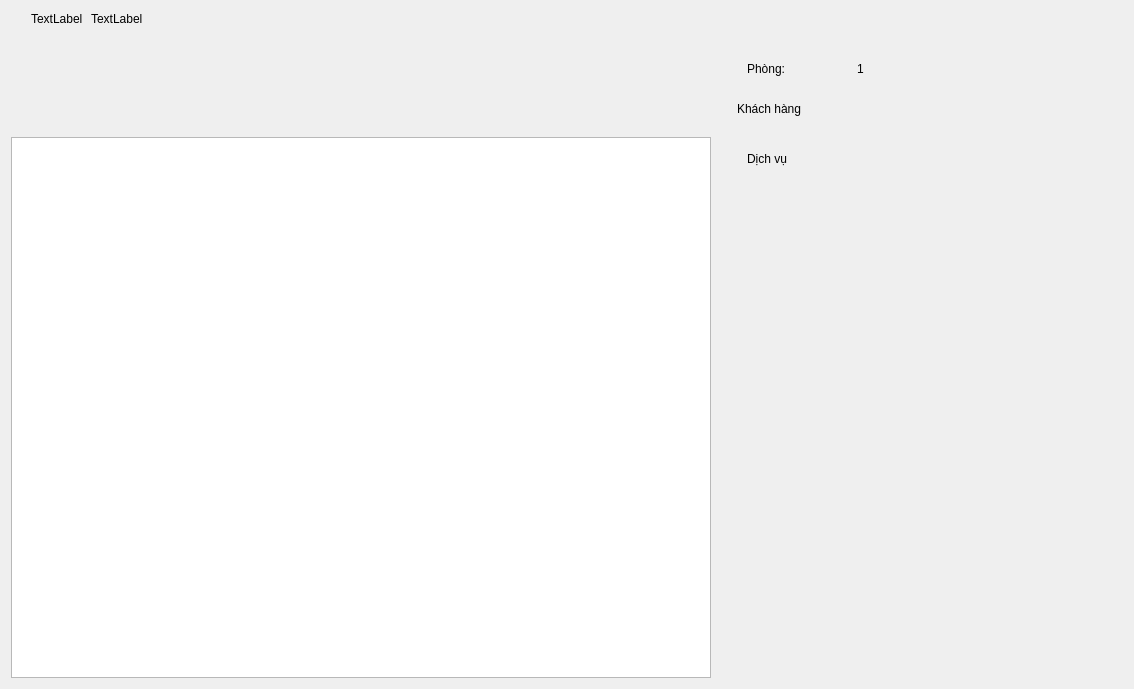
Before: the Qt Designer form view/DatPhong/dat_phong_ui.ui in loimaxto/DoAnPython, drawn with Qt 5.
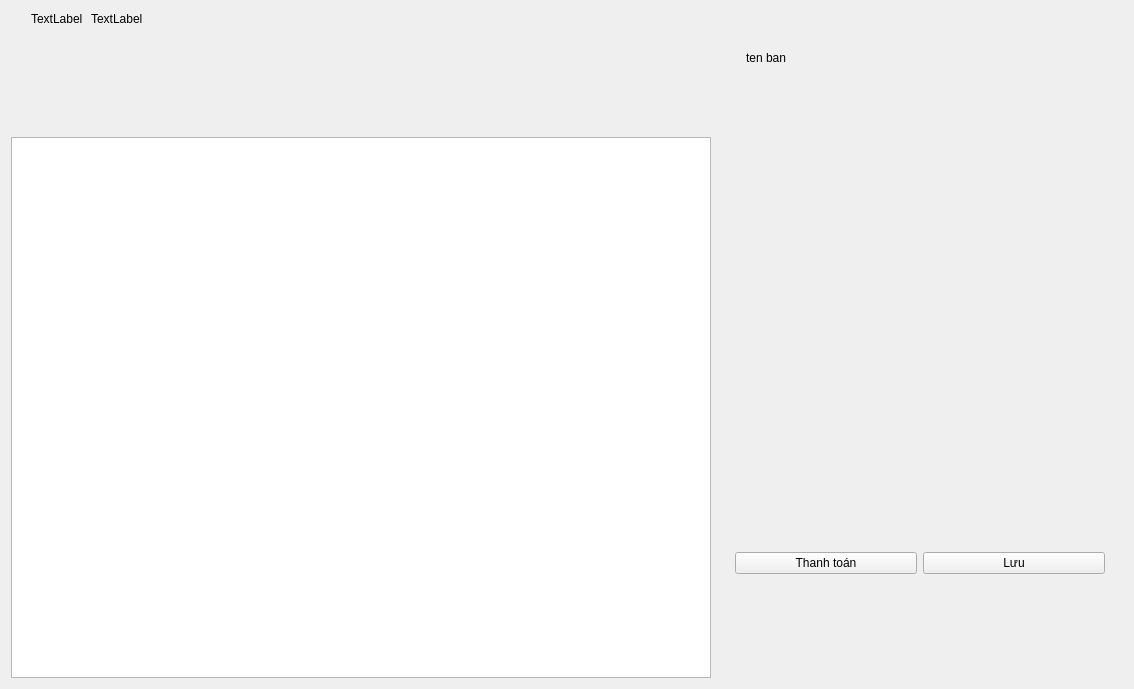
After: the same form once the commit is applied.

```diff
--- a/view/DatPhong/dat_phong_ui.ui
+++ b/view/DatPhong/dat_phong_ui.ui
@@ -110,58 +110,48 @@
        <verstretch>0</verstretch>
       </sizepolicy>
      </property>
-     <widget class="QLabel" name="label_4">
-      <property name="geometry">
-       <rect>
-        <x>30</x>
-        <y>50</y>
-        <width>55</width>
-        <height>16</height>
-       </rect>
-      </property>
-      <property name="text">
-       <string>Phòng:</string>
-      </property>
-     </widget>
-     <widget class="QLabel" name="label">
-      <property name="geometry">
-       <rect>
-        <x>140</x>
-        <y>50</y>
-        <width>55</width>
-        <height>16</height>
-       </rect>
-      </property>
-      <property name="text">
-       <string>1</string>
-      </property>
-     </widget>
-     <widget class="QLabel" name="label_5">
+     <layout class="QVBoxLayout" name="verticalLayout_2">
+      <item>
+       <widget class="QWidget" name="infor" native="true">
+        <widget class="QLabel" name="labelTableName">
       <property name="geometry">
        <rect>
         <x>20</x>
-        <y>90</y>
-        <width>91</width>
-        <height>16</height>
-       </rect>
-      </property>
-      <property name="text">
-       <string>Khách hàng</string>
-      </property>
-     </widget>
-     <widget class="QLabel" name="label_6">
-      <property name="geometry">
-       <rect>
-        <x>30</x>
-        <y>140</y>
+           <y>30</y>
         <width>55</width>
         <height>16</height>
        </rect>
       </property>
       <property name="text">
-       <string>Dịch vụ</string>
-      </property>
-     </widget>
+          <string>ten ban</string>
+         </property>
+        </widget>
+       </widget>
+      </item>
+      <item>
+       <widget class="QWidget" name="bodyW" native="true"/>
+      </item>
+      <item>
+       <widget class="QWidget" name="paymentW" native="true">
+        <layout class="QHBoxLayout" name="horizontalLayout">
+         <item>
+          <widget class="QPushButton" name="btnCompletePayment">
+           <property name="text">
+            <string>Thanh toán</string>
+           </property>
+          </widget>
+         </item>
+         <item>
+          <widget class="QPushButton" name="btnSave">
+           <property name="text">
+            <string>Lưu</string>
+           </property>
+          </widget>
+         </item>
+        </layout>
+       </widget>
+      </item>
+     </layout>
     </widget>
    </item>
   </layout>
```
Lines whose indentation alone changed are shown as unchanged.
